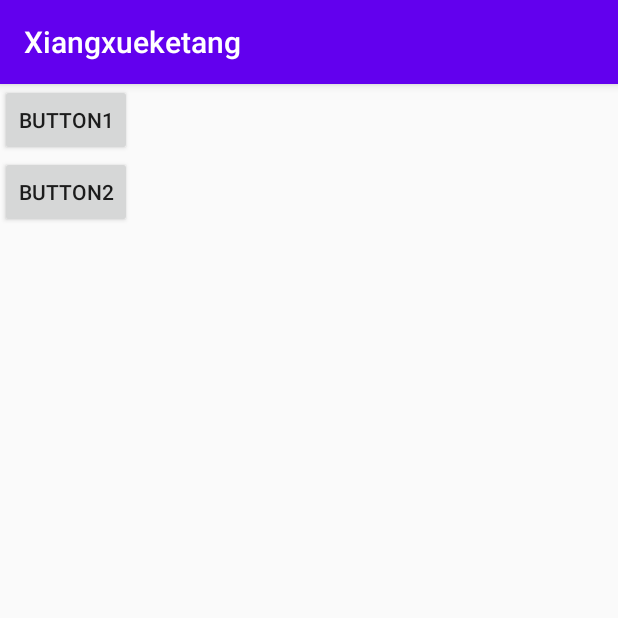
After one commit to LQG24/Xiangxueketang, an Android app: the Lesson3Activity screen opened directly, with no data from a screen before it, on a phone screen of 412 x 824 dp, the top half of it. The commit adds this screen. Run offline under Robolectric (Android 15) with nearby library versions, the phone set to English and light mode, and no system bars.

Commit message:
lesson3 Retrofit中的注解、反射与动态代理

```diff
--- a/app/src/main/AndroidManifest.xml
+++ b/app/src/main/AndroidManifest.xml
@@ -9,8 +9,9 @@
         android:roundIcon="@mipmap/ic_launcher_round"
         android:supportsRtl="true"
         android:theme="@style/Theme.Xiangxueketang">
-        <activity android:name=".lesson2.task.SecondActivity"></activity>
-        <activity android:name=".lesson2.MainActivity">
+        <activity android:name=".lesson3.task.Lesson3Activity"></activity>
+        <activity android:name=".lesson2.task_lesson_2.SecondActivity" />
+        <activity android:name=".MainActivity">
             <intent-filter>
                 <action android:name="android.intent.action.MAIN" />
 
--- a/app/src/main/java/com/example/xiangxueketang/lesson2/task/SecondActivity.java
+++ b/app/src/main/java/com/example/xiangxueketang/lesson2/task_lesson_2/SecondActivity.java
@@ -1,4 +1,4 @@
-package com.example.xiangxueketang.lesson2.task;
+package com.example.xiangxueketang.lesson2.task_lesson_2;
 
 import androidx.appcompat.app.AppCompatActivity;
 
--- /dev/null
+++ b/app/src/main/java/com/example/xiangxueketang/lesson3/task/InjectUtils.java
@@ -0,0 +1,80 @@
+package com.example.xiangxueketang.lesson3.task;
+
+import android.app.Activity;
+import android.util.Log;
+import android.view.View;
+
+import com.example.xiangxueketang.lesson3.task.annotation.EventType;
+
+import java.lang.annotation.Annotation;
+import java.lang.reflect.InvocationHandler;
+import java.lang.reflect.Method;
+import java.lang.reflect.Proxy;
+
+public class InjectUtils {
+
+    public static void inject(Activity activity) {
+        Class<? extends Activity> activityClass = activity.getClass();
+        Method[] methods = activityClass.getDeclaredMethods();
+        for (Method method : methods) {
+            //获得方法上所有注解
+            Annotation[] annotations = method.getAnnotations();
+            for (Annotation annotation : annotations) {
+                //注解类型
+                Class<? extends Annotation> annotationType = annotation.annotationType();
+                if (annotationType.isAnnotationPresent(EventType.class)) {
+                    EventType eventType = annotationType.getAnnotation(EventType.class);
+
+                    // OnClickListener.class
+                    Class listenerType = eventType.listenerType();
+                    //setOnClickListener
+                    String listenerSetter = eventType.listenerSetter();
+
+                    try {
+                        //public abstract int[] com.example.xiangxueketang.lesson3.task.annotation.Click.value()
+                        //获取Click接口对应的value方法
+                        Method valueMethod = annotationType.getDeclaredMethod("value");
+                        int[] viewIds = (int[]) valueMethod.invoke(annotation);
+                        method.setAccessible(true);
+                        ListenerInvocationHandler<Activity> handler = new ListenerInvocationHandler(activity, method);
+                        Object listenerProxy = Proxy.newProxyInstance(listenerType.getClassLoader(), new Class[]{listenerType}, handler);
+
+                        // 遍历注解的值
+                        for (int viewId : viewIds) {
+                            // 获得当前activity的view（赋值）
+                            View view = activity.findViewById(viewId);
+                            // 如获得：setOnClickLisnter方法，参数为OnClickListener
+                            Method setter = view.getClass().getMethod(listenerSetter,listenerType);
+                            setter.invoke(view,listenerProxy);
+                        }
+                    } catch (Exception e) {
+                        Log.e("InjectUtils",e.getMessage());
+                        e.printStackTrace();
+                    }
+                }
+
+            }
+        }
+    }
+
+    /**
+     * 还可能在自定义view注入，所以是泛型： T = Activity/View
+     * 用动态代理 把public abstract void android.view.View$OnClickListener.onClick(android.view.View)
+     * 代替为public void com.example.xiangxueketang.lesson3.task.Lesson3Activity.abc(android.view.View)
+     * @param <T>
+     */
+    private static class ListenerInvocationHandler<T> implements InvocationHandler {
+        private T mTarget;
+        private Method mMethod;
+
+        public ListenerInvocationHandler(T target, Method method) {
+            mTarget = target;
+            mMethod = method;
+        }
+
+        @Override
+        public Object invoke(Object proxy, Method method, Object[] args) throws Throwable {
+            return this.mMethod.invoke(mTarget, args);
+        }
+    }
+}
--- /dev/null
+++ b/app/src/main/java/com/example/xiangxueketang/lesson3/task/Lesson3Activity.java
@@ -0,0 +1,39 @@
+package com.example.xiangxueketang.lesson3.task;
+
+import androidx.appcompat.app.AppCompatActivity;
+
+import android.os.Bundle;
+import android.util.Log;
+import android.view.View;
+
+import com.example.xiangxueketang.R;
+import com.example.xiangxueketang.lesson3.task.annotation.Click;
+
+/**
+ * 利用反射、注解、动态代理实现OnClick事件的自动注入
+ *
+ * @Click({R.id.bottom,R.id.end}) public void abc(View view){
+ * <p>
+ * }
+ */
+public class Lesson3Activity extends AppCompatActivity {
+
+    @Override
+    protected void onCreate(Bundle savedInstanceState) {
+        super.onCreate(savedInstanceState);
+        setContentView(R.layout.activity_lesson3);
+        InjectUtils.inject(this);
+    }
+
+    @Click({R.id.btn1, R.id.btn2})
+    public void abc(View view) {
+        switch (view.getId()) {
+            case R.id.btn1:
+                Log.d(Lesson3Activity.class.getSimpleName(), "btn1");
+                break;
+            case R.id.btn2:
+                Log.d(Lesson3Activity.class.getSimpleName(), "btn2");
+                break;
+        }
+    }
+}
--- /dev/null
+++ b/app/src/main/res/layout/activity_lesson3.xml
@@ -0,0 +1,22 @@
+<?xml version="1.0" encoding="utf-8"?>
+<LinearLayout xmlns:android="http://schemas.android.com/apk/res/android"
+    xmlns:app="http://schemas.android.com/apk/res-auto"
+    xmlns:tools="http://schemas.android.com/tools"
+    android:layout_width="match_parent"
+    android:layout_height="match_parent"
+    android:orientation="vertical"
+    tools:context=".lesson3.task.Lesson3Activity">
+
+    <Button
+        android:id="@+id/btn1"
+        android:layout_width="wrap_content"
+        android:layout_height="wrap_content"
+        android:text="button1" />
+
+    <Button
+        android:id="@+id/btn2"
+        android:layout_width="wrap_content"
+        android:layout_height="wrap_content"
+        android:text="button2" />
+
+</LinearLayout>
--- a/app/src/main/res/layout/activity_second.xml
+++ b/app/src/main/res/layout/activity_second.xml
@@ -4,7 +4,7 @@
     xmlns:tools="http://schemas.android.com/tools"
     android:layout_width="match_parent"
     android:layout_height="match_parent"
-    tools:context=".lesson2.task.SecondActivity">
+    tools:context=".lesson2.task_lesson_2.SecondActivity">
 
     <TextView
         android:id="@+id/name_tv"
--- a/app/src/main/res/values/themes.xml
+++ b/app/src/main/res/values/themes.xml
@@ -1,6 +1,6 @@
 <resources xmlns:tools="http://schemas.android.com/tools">
     <!-- Base application theme. -->
-    <style name="Theme.Xiangxueketang" parent="Theme.MaterialComponents.DayNight.DarkActionBar">
+    <style name="Theme.Xiangxueketang" parent="Theme.AppCompat.Light.DarkActionBar">
         <!-- Primary brand color. -->
         <item name="colorPrimary">@color/purple_500</item>
         <item name="colorPrimaryVariant">@color/purple_700</item>
```
Also changed, not shown: app/src/main/java/com/example/xiangxueketang/MainActivity.java (renamed from app/src/main/java/com/example/xiangxueketang/lesson2/MainActivity.java, +13 -3 lines), app/src/main/java/com/example/xiangxueketang/lesson3/task/annotation/Click.java (added, +17 -0 lines), app/src/main/java/com/example/xiangxueketang/lesson3/task/annotation/EventType.java (added, +13 -0 lines), app/src/main/res/layout/activity_main.xml (+8 -1 lines), 1 other file.
